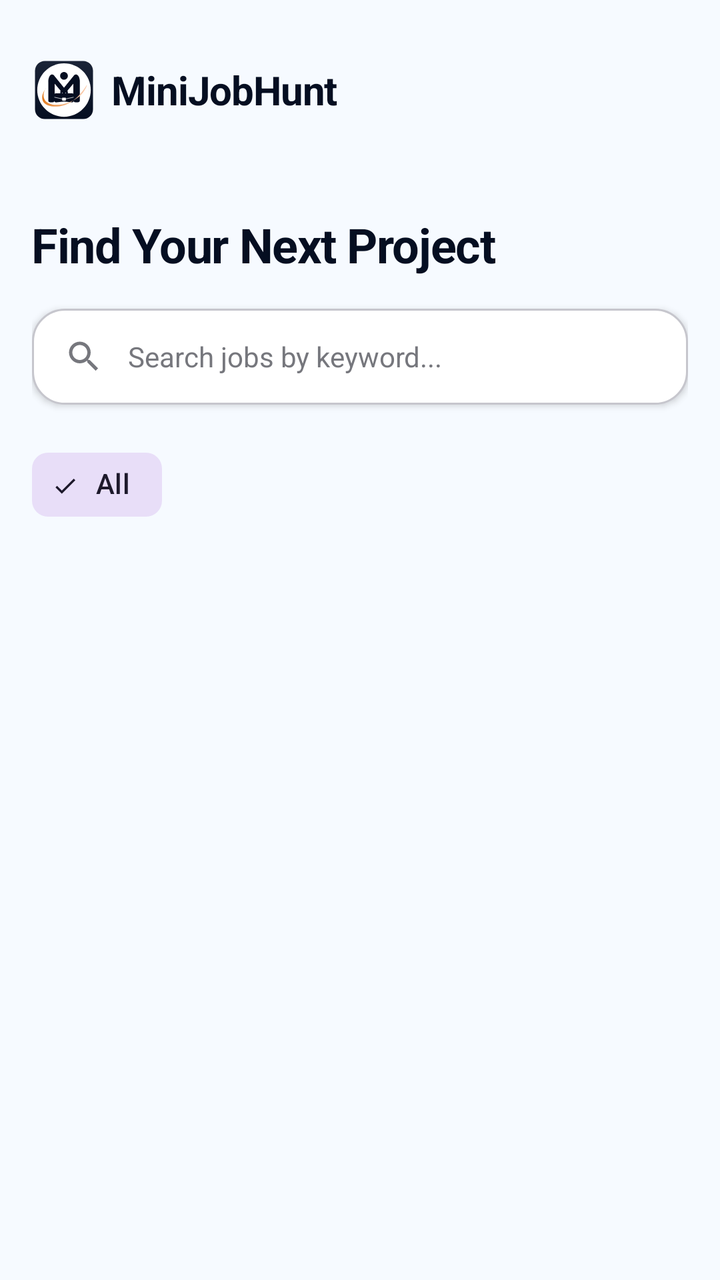
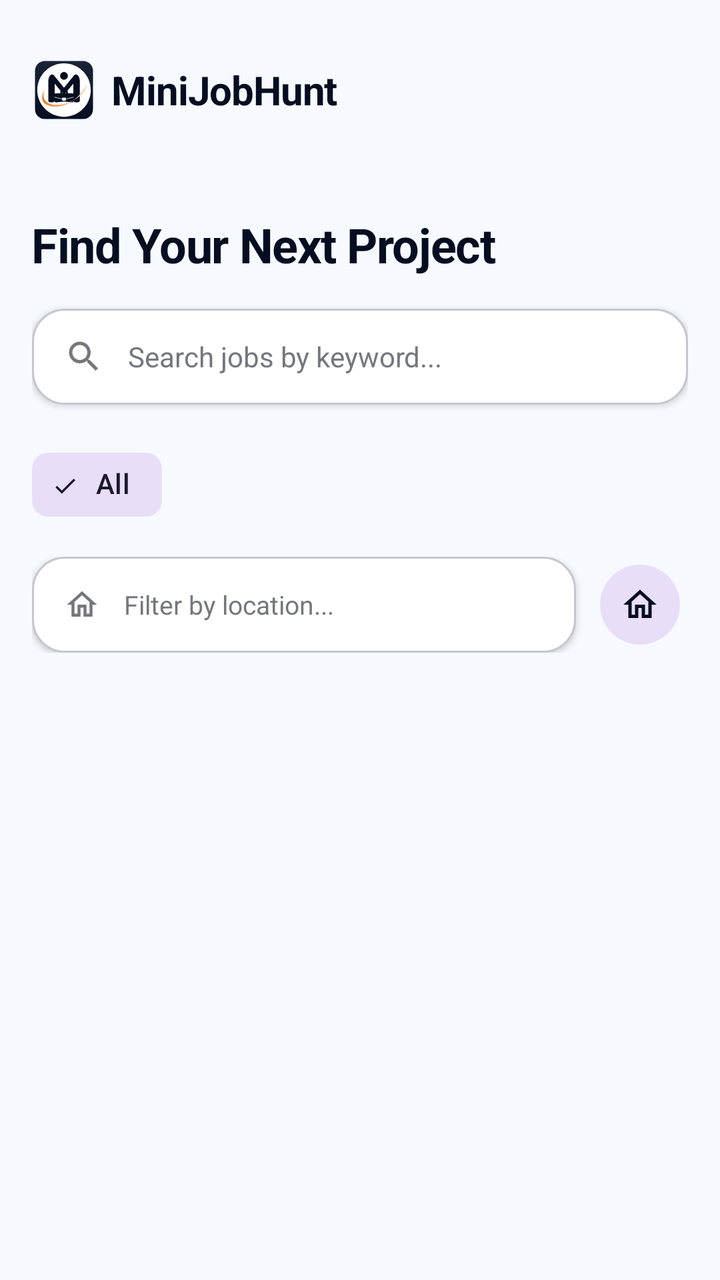

An Android layout rendered at two revisions. The XML below is the earlier revision; the diff shows what the commit changed to produce the second picture.
<!-- AndroidManifest.xml: application theme Theme.MiniJobHunt -->
<!-- res/layout/fragment_freelancer_search.xml -->
<?xml version="1.0" encoding="utf-8"?>
<LinearLayout xmlns:android="http://schemas.android.com/apk/res/android"
    xmlns:app="http://schemas.android.com/apk/res-auto"
    xmlns:tools="http://schemas.android.com/tools"
    android:layout_width="match_parent"
    android:layout_height="match_parent"
    android:orientation="vertical"
    android:background="@color/background">

    
    <include
        android:id="@+id/header"
        layout="@layout/layout_common_header" />

    <LinearLayout
        android:layout_width="match_parent"
        android:layout_height="wrap_content"
        android:orientation="vertical"
        android:padding="16dp">

        <TextView
            android:layout_width="wrap_content"
            android:layout_height="wrap_content"
            android:text="Find Your Next Project"
            android:textColor="@color/primary"
            android:textSize="24sp"
            android:textStyle="bold"
            android:letterSpacing="-0.02" />

        
        <LinearLayout
            android:layout_width="match_parent"
            android:layout_height="48dp"
            android:layout_marginTop="16dp"
            android:background="@drawable/bg_card_white"
            android:gravity="center_vertical"
            android:paddingHorizontal="16dp"
            android:elevation="2dp">

            <ImageView
                android:layout_width="20dp"
                android:layout_height="20dp"
                android:src="@drawable/ic_search_outlined"
                app:tint="@color/outline" />

            <EditText
                android:id="@+id/etSearch"
                android:layout_width="0dp"
                android:layout_height="match_parent"
                android:layout_weight="1"
                android:background="@android:color/transparent"
                android:hint="Search jobs by keyword..."
                android:paddingHorizontal="12dp"
                android:textColor="@color/primary"
                android:textColorHint="@color/text_hint"
                android:textSize="14sp" />
        </LinearLayout>

        
        <HorizontalScrollView
            android:layout_width="match_parent"
            android:layout_height="wrap_content"
            android:layout_marginTop="16dp"
            android:scrollbars="none">

            <com.google.android.material.chip.ChipGroup
                android:id="@+id/chipGroupCategories"
                android:layout_width="wrap_content"
                android:layout_height="wrap_content"
                app:singleLine="true"
                app:singleSelection="true"
                app:selectionRequired="false">

                <com.google.android.material.chip.Chip
                    android:id="@+id/chipAll"
                    style="@style/Widget.Material3.Chip.Filter"
                    android:layout_width="wrap_content"
                    android:layout_height="wrap_content"
                    android:text="All"
                    android:checked="true" />

            </com.google.android.material.chip.ChipGroup>
        </HorizontalScrollView>

    </LinearLayout>

    <androidx.recyclerview.widget.RecyclerView
        android:id="@+id/rvJobs"
        android:layout_width="match_parent"
        android:layout_height="match_parent"
        android:clipToPadding="false"
        android:paddingBottom="100dp"
        tools:listitem="@layout/item_freelancer_job" />

</LinearLayout>
<!-- res/layout/layout_common_header.xml (included above) -->
<?xml version="1.0" encoding="utf-8"?>
<RelativeLayout xmlns:android="http://schemas.android.com/apk/res/android"
    xmlns:app="http://schemas.android.com/apk/res-auto"
    android:layout_width="match_parent"
    android:layout_height="90dp"
    android:background="@color/surface"
    android:paddingHorizontal="16dp"
    android:paddingTop="24dp">

    <LinearLayout
        android:layout_width="wrap_content"
        android:layout_height="wrap_content"
        android:layout_centerVertical="true"
        android:gravity="center_vertical"
        android:orientation="horizontal">

        <ImageView
            android:layout_width="32dp"
            android:layout_height="32dp"
            android:src="@drawable/ic_mainlogo" />

        <TextView
            android:layout_width="wrap_content"
            android:layout_height="wrap_content"
            android:layout_marginStart="8dp"
            android:text="MiniJobHunt"
            android:textColor="@color/primary"
            android:textSize="20sp"
            android:textStyle="bold"
            android:letterSpacing="-0.02" />
    </LinearLayout>
</RelativeLayout>
<!-- res/layout/item_freelancer_job.xml (included above) -->
<?xml version="1.0" encoding="utf-8"?>
<androidx.cardview.widget.CardView
    xmlns:android="http://schemas.android.com/apk/res/android"
    xmlns:app="http://schemas.android.com/apk/res-auto"
    android:layout_width="match_parent"
    android:layout_height="wrap_content"
    android:layout_marginHorizontal="16dp"
    android:layout_marginVertical="8dp"
    app:cardBackgroundColor="@color/white"
    app:cardCornerRadius="16dp"
    app:cardElevation="2dp">

    <LinearLayout
        android:layout_width="match_parent"
        android:layout_height="wrap_content"
        android:orientation="vertical"
        android:padding="16dp">

        
        <LinearLayout
            android:layout_width="match_parent"
            android:layout_height="wrap_content"
            android:orientation="horizontal"
            android:gravity="center_vertical"
            android:layout_marginBottom="12dp">

            <com.google.android.material.imageview.ShapeableImageView
                android:id="@+id/imgClientProfile"
                android:layout_width="40dp"
                android:layout_height="40dp"
                android:scaleType="centerCrop"
                android:src="@drawable/ic_profile"
                app:shapeAppearanceOverlay="@style/CircleImage"
                app:strokeColor="@color/outline_variant"
                app:strokeWidth="1dp" />

            <LinearLayout
                android:layout_width="0dp"
                android:layout_height="wrap_content"
                android:layout_weight="1"
                android:orientation="vertical"
                android:layout_marginStart="12dp">

                <LinearLayout
                    android:layout_width="wrap_content"
                    android:layout_height="wrap_content"
                    android:orientation="horizontal"
                    android:gravity="center_vertical">

                    <TextView
                        android:id="@+id/txtClientName"
                        android:layout_width="wrap_content"
                        android:layout_height="wrap_content"
                        android:text="Client Name"
                        android:textColor="@color/primary"
                        android:textStyle="bold"
                        android:textSize="14sp" />

                    <ImageView
                        android:id="@+id/imgVerifiedBadge"
                        android:layout_width="20dp"
                        android:layout_height="20dp"
                        android:layout_marginStart="6dp"
                        android:src="@drawable/ic_verified"
                        android:visibility="gone"
                        android:contentDescription="Verified"/>

                </LinearLayout>

                <TextView
                    android:id="@+id/txtPostedAt"
                    android:layout_width="wrap_content"
                    android:layout_height="wrap_content"
                    android:text="Posted just now"
                    android:textColor="@color/text_secondary"
                    android:textSize="12sp" />

            </LinearLayout>

        </LinearLayout>

        <TextView
            android:id="@+id/txtJobTitle"
            android:layout_width="wrap_content"
            android:layout_height="wrap_content"
            android:text="Job Title"
            android:textSize="18sp"
            android:textStyle="bold"
            android:textColor="@color/primary" />

        <TextView
            android:id="@+id/txtJobDetails"
            android:layout_width="wrap_content"
            android:layout_height="wrap_content"
            android:layout_marginTop="6dp"
            android:text="Details"
            android:textColor="@color/text_secondary"
            android:textSize="14sp"
            android:lineSpacingExtra="2dp" />

        <LinearLayout
            android:layout_width="match_parent"
            android:layout_height="wrap_content"
            android:orientation="horizontal"
            android:gravity="center_vertical"
            android:layout_marginTop="12dp">

            <ImageView
                android:layout_width="16dp"
                android:layout_height="16dp"
                android:src="@drawable/ic_money"
                app:tint="@color/success" />

            <TextView
                android:id="@+id/txtJobBudget"
                android:layout_width="wrap_content"
                android:layout_height="wrap_content"
                android:layout_marginStart="6dp"
                android:text="Budget: Rs. 0"
                android:textColor="@color/success"
                android:textStyle="bold"
                android:textSize="14sp" />

        </LinearLayout>

        <RelativeLayout
            android:layout_width="match_parent"
            android:layout_height="wrap_content"
            android:layout_marginTop="16dp">

            <com.google.android.material.button.MaterialButton
                android:id="@+id/btnApply"
                style="@style/AppButton.Accent"
                android:layout_width="wrap_content"
                android:layout_height="42dp"
                android:layout_alignParentEnd="true"
                android:paddingHorizontal="24dp"
                android:text="Apply Now"
                android:textAllCaps="false"
                android:textSize="14sp" />

        </RelativeLayout>

        <LinearLayout
            android:id="@+id/layoutWork"
            android:layout_width="match_parent"
            android:layout_height="wrap_content"
            android:orientation="vertical"
            android:visibility="gone"
            tools:visibility="visible"
            xmlns:tools="http://schemas.android.com/tools">

            <View
                android:layout_width="match_parent"
                android:layout_height="1dp"
                android:background="@color/divider"
                android:layout_marginVertical="12dp" />

            <TextView
                android:id="@+id/txtWorkFile"
                android:layout_width="match_parent"
                android:layout_height="wrap_content"
                android:background="@drawable/bg_chip_light"
                android:padding="12dp"
                android:text="Attached File: none"
                android:textColor="@color/primary"
                android:textSize="13sp"
                android:textStyle="bold"
                android:drawableStart="@drawable/ic_upload"
                android:drawablePadding="8dp"
                android:visibility="gone" />

            <LinearLayout
                android:layout_width="match_parent"
                android:layout_height="wrap_content"
                android:orientation="horizontal"
                android:layout_marginTop="12dp">

                <com.google.android.material.button.MaterialButton
                    android:id="@+id/btnSubmitWork"
                    style="@style/AppButton.Primary"
                    android:layout_width="0dp"
                    android:layout_height="42dp"
                    android:layout_weight="1"
                    android:layout_marginEnd="6dp"
                    android:text="Submit Work"
                    android:textSize="13sp"
                    android:textAllCaps="false" />

                <com.google.android.material.button.MaterialButton
                    android:id="@+id/btnManageWork"
                    style="@style/AppButton.Ghost"
                    android:layout_width="0dp"
                    android:layout_height="42dp"
                    android:layout_weight="1"
                    android:layout_marginStart="6dp"
                    android:text="Manage"
                    android:textSize="13sp"
                    android:textAllCaps="false" />
            </LinearLayout>

            <com.google.android.material.button.MaterialButton
                android:id="@+id/btnRaiseConflict"
                style="@style/Widget.Material3.Button.TextButton"
                android:layout_width="match_parent"
                android:layout_height="wrap_content"
                android:layout_marginTop="4dp"
                android:text="Problem? Raise a Conflict"
                android:textColor="@color/accent"
                android:textSize="12sp"
                android:textAllCaps="false" />
        </LinearLayout>



    </LinearLayout>

</androidx.cardview.widget.CardView>
<!-- resources referenced by this layout -->
<resources>
  <color name="accent">#ba1a1a</color>
  <color name="background">#f6faff</color>
  <color name="divider">#c6c6cd</color>
  <color name="outline">#76777d</color>
  <color name="outline_variant">#c6c6cd</color>
  <color name="primary">#050e21</color>
  <color name="success">#10B981</color>
  <color name="surface">#f6faff</color>
  <color name="text_hint">#76777d</color>
  <color name="text_secondary">#45474c</color>
  <color name="white">#FFFFFF</color>
  <!-- drawable bg_card_white (drawable) -->
  <?xml version="1.0" encoding="utf-8"?>
  <shape xmlns:android="http://schemas.android.com/apk/res/android"
      android:shape="rectangle">
      <solid android:color="@color/white" />
      <corners android:radius="16dp" />
      <stroke
          android:width="1dp"
          android:color="@color/outline_variant" />
  </shape>
  <!-- drawable bg_chip_light (drawable) -->
  <?xml version="1.0" encoding="utf-8"?>
  <shape xmlns:android="http://schemas.android.com/apk/res/android"
      android:shape="rectangle">
      <solid android:color="@color/surface_container" />
      <corners android:radius="999dp" />
  </shape>
  <!-- drawable ic_upload (drawable) -->
  <vector xmlns:android="http://schemas.android.com/apk/res/android"
      android:width="24dp"
      android:height="24dp"
      android:viewportWidth="24"
      android:viewportHeight="24">
  
      <path
          android:fillColor="#4CAF50"
          android:pathData="M5,20h14v-2H5v2zM12,2l-5.5,5.5 1.41,1.41L11,5.83V16h2V5.83l3.09,3.08 1.41-1.41L12,2z"/>
  </vector>
  <style name="CircleImage">
          <item name="cornerSize">50%</item>
      </style>
  <style name="Theme.MiniJobHunt" parent="Base.Theme.MiniJobHunt" />
  <color name="surface_container">#e6eff8</color>
  <color name="info">#050e21</color>
  <color name="orange_primary">#de6a00</color>
  <style name="ShapeAppearance.App.Medium" parent="ShapeAppearance.Material3.MediumComponent">
          <item name="cornerSize">12dp</item>
      </style>
  <color name="primary_container">#1b2437</color>
  <color name="on_primary_container">#828ba2</color>
  <color name="secondary">#5c5f60</color>
  <style name="AppText.HeadlineLarge">
          <item name="android:textSize">24sp</item>
          <item name="android:textStyle">bold</item>
          <item name="android:textColor">@color/text_primary</item>
          <item name="android:letterSpacing">-0.02</item>
      </style>
  <style name="AppText.TitleMedium">
          <item name="android:textSize">18sp</item>
          <item name="android:textStyle">bold</item>
          <item name="android:textColor">@color/text_primary</item>
      </style>
  <style name="AppText.BodyLarge">
          <item name="android:textSize">16sp</item>
          <item name="android:textColor">@color/text_secondary</item>
      </style>
  <style name="AppText.LabelMedium">
          <item name="android:textSize">12sp</item>
          <item name="android:textStyle">bold</item>
          <item name="android:textColor">@color/text_muted</item>
          <item name="android:letterSpacing">0.01</item>
      </style>
  <color name="text_primary">#141d23</color>
  <color name="text_muted">#76777d</color>
  <!-- unchanged entries left out for length: 9 -->
</resources>

<!-- the commit's change to res/layout/fragment_freelancer_search.xml (unified diff, before → after) -->
@@ -81,6 +81,63 @@
 
             </com.google.android.material.chip.ChipGroup>
         </HorizontalScrollView>
+
+        
+        <LinearLayout
+            android:layout_width="match_parent"
+            android:layout_height="48dp"
+            android:layout_marginTop="12dp"
+            android:gravity="center_vertical"
+            android:orientation="horizontal">
+
+            <LinearLayout
+                android:layout_width="0dp"
+                android:layout_height="match_parent"
+                android:layout_weight="1"
+                android:background="@drawable/bg_card_white"
+                android:gravity="center_vertical"
+                android:paddingHorizontal="16dp"
+                android:elevation="2dp">
+
+                <ImageView
+                    android:layout_width="18dp"
+                    android:layout_height="18dp"
+                    android:src="@drawable/ic_home_outlined"
+                    app:tint="@color/outline" />
+
+                <EditText
+                    android:id="@+id/etLocationFilter"
+                    android:layout_width="0dp"
+                    android:layout_height="match_parent"
+                    android:layout_weight="1"
+                    android:background="@android:color/transparent"
+                    android:hint="Filter by location..."
+                    android:paddingHorizontal="12dp"
+                    android:textColor="@color/primary"
+                    android:textColorHint="@color/text_hint"
+                    android:textSize="13sp"
+                    android:focusable="false"
+                    android:clickable="true" />
+
+                <ImageView
+                    android:id="@+id/btnClearLocation"
+                    android:layout_width="18dp"
+                    android:layout_height="18dp"
+                    android:src="@drawable/ic_arrow_back"
+                    android:rotation="45"
+                    app:tint="@color/outline"
+                    android:visibility="gone" />
+            </LinearLayout>
+
+            <com.google.android.material.button.MaterialButton
+                android:id="@+id/btnNearbyMe"
+                style="@style/Widget.Material3.Button.IconButton.Filled.Tonal"
+                android:layout_width="48dp"
+                android:layout_height="48dp"
+                android:layout_marginStart="8dp"
+                app:icon="@drawable/ic_home_outlined"
+                app:iconTint="@color/primary" />
+        </LinearLayout>
 
     </LinearLayout>
 
<!-- resource entries referenced after the edit -->
@@ -28,6 +28,26 @@
       <solid android:color="@color/surface_container" />
       <corners android:radius="999dp" />
   </shape>
+  <!-- drawable ic_arrow_back (drawable) -->
+  <vector xmlns:android="http://schemas.android.com/apk/res/android"
+      android:width="24dp"
+      android:height="24dp"
+      android:viewportWidth="24"
+      android:viewportHeight="24">
+    <path
+        android:fillColor="#FF000000"
+        android:pathData="M20,11H7.83l5.59,-5.59L12,4l-8,8 8,8 1.41,-1.41L7.83,13H20v-2z"/>
+  </vector>
+  <!-- drawable ic_home_outlined (drawable) -->
+  <vector xmlns:android="http://schemas.android.com/apk/res/android"
+      android:width="24dp"
+      android:height="24dp"
+      android:viewportWidth="24"
+      android:viewportHeight="24">
+      <path
+          android:fillColor="@color/text_secondary"
+          android:pathData="M12,5.69l5,4.5V18h-2v-6H9v6H7v-7.81l5,-4.5M12,3L2,12h3v8h6v-6h2v6h6v-8h3L12,3z"/>
+  </vector>
   <!-- drawable ic_upload (drawable) -->
   <vector xmlns:android="http://schemas.android.com/apk/res/android"
       android:width="24dp"
